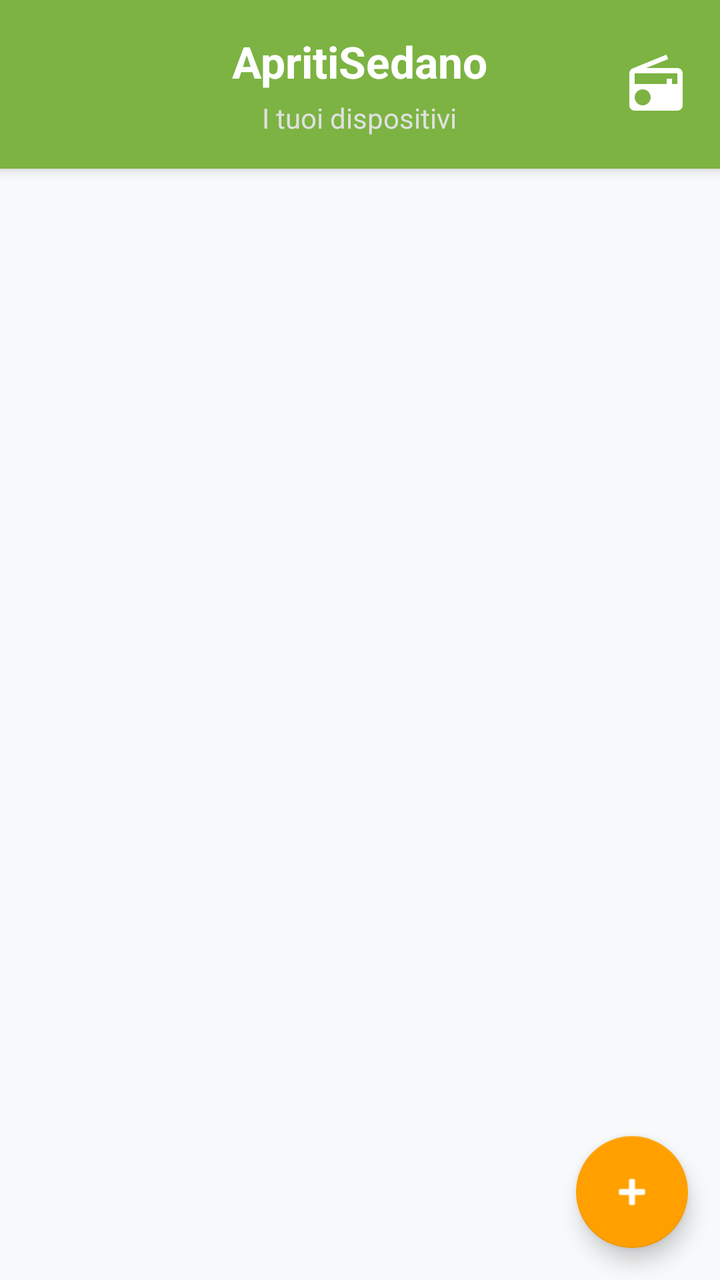
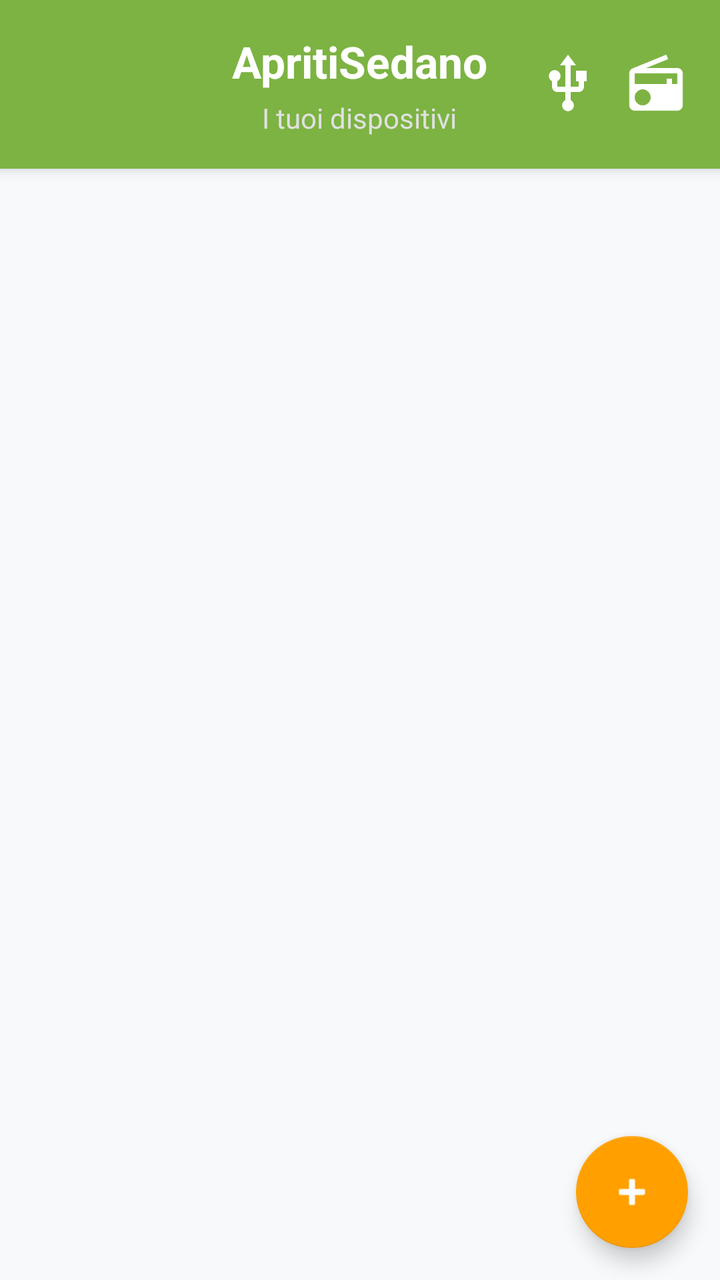

Screens rendered from an Android XML layout before and after an edit, with the pre-edit source and the edit as a unified diff.
<!-- AndroidManifest.xml: application theme Theme.ApritiSedano -->
<!-- res/layout/activity_main.xml -->
<?xml version="1.0" encoding="utf-8"?>
<androidx.coordinatorlayout.widget.CoordinatorLayout 
    xmlns:android="http://schemas.android.com/apk/res/android"
    xmlns:app="http://schemas.android.com/apk/res-auto"
    android:layout_width="match_parent"
    android:layout_height="match_parent"
    android:fitsSystemWindows="true">

    <LinearLayout
        android:layout_width="match_parent"
        android:layout_height="match_parent"
        android:orientation="vertical">

        
        <RelativeLayout
            android:layout_width="match_parent"
            android:layout_height="wrap_content"
            android:padding="16dp"
            android:background="?attr/colorPrimary"
            android:elevation="4dp">
            
            <LinearLayout
                android:layout_width="wrap_content"
                android:layout_height="wrap_content"
                android:orientation="vertical"
                android:layout_centerInParent="true"
                android:gravity="center">
                <TextView
                    android:layout_width="wrap_content"
                    android:layout_height="wrap_content"
                    android:text="@string/app_name"
                    android:textSize="22sp"
                    android:textStyle="bold"
                    android:textColor="@android:color/white" />
                    
                <TextView
                    android:layout_width="wrap_content"
                    android:layout_height="wrap_content"
                    android:text="I tuoi dispositivi"
                    android:textColor="#E0E0E0"
                    android:layout_marginTop="4dp" />
            </LinearLayout>

            <ImageView
                android:id="@+id/iv_debug_mode"
                android:layout_width="32dp"
                android:layout_height="32dp"
                android:layout_alignParentEnd="true"
                android:layout_centerVertical="true"
                android:src="@drawable/ic_radio"
                app:tint="@android:color/white"
                android:background="?attr/selectableItemBackgroundBorderless"
                android:clickable="true"
                android:focusable="true"/>
        </RelativeLayout>

        <androidx.recyclerview.widget.RecyclerView
            android:id="@+id/rv_devices"
            android:layout_width="match_parent"
            android:layout_height="match_parent"
            android:padding="8dp"
            android:clipToPadding="false" />
            
    </LinearLayout>

    <com.google.android.material.floatingactionbutton.FloatingActionButton
        android:id="@+id/fab_add_device"
        android:layout_width="wrap_content"
        android:layout_height="wrap_content"
        android:layout_gravity="bottom|end"
        android:layout_margin="16dp"
        android:src="@android:drawable/ic_input_add"
        app:tint="@android:color/white"
        android:contentDescription="Aggiungi dispositivo" />

</androidx.coordinatorlayout.widget.CoordinatorLayout>
<!-- resources referenced by this layout -->
<resources>
  <!-- drawable ic_radio (drawable) -->
  <vector xmlns:android="http://schemas.android.com/apk/res/android"
      android:width="24dp"
      android:height="24dp"
      android:viewportWidth="24"
      android:viewportHeight="24"
      android:tint="#FFFFFF">
    <path
        android:fillColor="@android:color/white"
        android:pathData="M3.24,6.15C2.51,6.43 2,7.17 2,8v12a2,2 0,0 0,2 2h16a2,2 0,0 0,2 -2V8c0,-1.11 -0.89,-2 -2,-2H8.3l8.26,-3.34L15.88,1 3.24,6.15zM7,20c-1.66,0 -3,-1.34 -3,-3s1.34,-3 3,-3 3,1.34 3,3 -1.34,3 -3,3zm13,-8h-2v-2h-2v2H4V8h16v4z"/>
  </vector>
  <string name="app_name">ApritiSedano</string>
  <style name="Theme.ApritiSedano" parent="Theme.MaterialComponents.Light.NoActionBar">
          
          <item name="colorPrimary">@color/sedano_primary</item>
          <item name="colorPrimaryVariant">@color/sedano_primary_dark</item>
          <item name="colorOnPrimary">@color/white</item>
          
          
          <item name="colorSecondary">@color/sedano_accent</item>
          <item name="colorSecondaryVariant">@color/sedano_accent</item>
          <item name="colorOnSecondary">@color/black</item>
          
          
          <item name="android:windowBackground">@color/bg_light</item>
          <item name="colorSurface">@color/surface_light</item>
          
          
          <item name="android:statusBarColor">?attr/colorPrimary</item>
          <item name="android:windowLightStatusBar">false</item>
      </style>
  <color name="sedano_primary">#7CB342</color>
  <color name="sedano_primary_dark">#558B2F</color>
  <color name="white">#FFFFFFFF</color>
  <color name="sedano_accent">#FFA000</color>
  <color name="black">#FF000000</color>
  <color name="bg_light">#F8F9FA</color>
  <color name="surface_light">#FFFFFF</color>
</resources>

<!-- the commit's change to res/layout/activity_main.xml (unified diff, before → after) -->
@@ -41,17 +41,37 @@
                     android:layout_marginTop="4dp" />
             </LinearLayout>
 
-            <ImageView
-                android:id="@+id/iv_debug_mode"
-                android:layout_width="32dp"
-                android:layout_height="32dp"
+            <LinearLayout
+                android:layout_width="wrap_content"
+                android:layout_height="wrap_content"
+                android:orientation="horizontal"
                 android:layout_alignParentEnd="true"
                 android:layout_centerVertical="true"
-                android:src="@drawable/ic_radio"
-                app:tint="@android:color/white"
-                android:background="?attr/selectableItemBackgroundBorderless"
-                android:clickable="true"
-                android:focusable="true"/>
+                android:gravity="center_vertical">
+
+                <ImageView
+                    android:id="@+id/iv_flash_cable"
+                    android:layout_width="32dp"
+                    android:layout_height="32dp"
+                    android:layout_marginEnd="12dp"
+                    android:src="@drawable/ic_usb"
+                    app:tint="@android:color/white"
+                    android:background="?attr/selectableItemBackgroundBorderless"
+                    android:clickable="true"
+                    android:focusable="true"
+                    android:contentDescription="Flash Firmware via Cavo USB" />
+
+                <ImageView
+                    android:id="@+id/iv_debug_mode"
+                    android:layout_width="32dp"
+                    android:layout_height="32dp"
+                    android:src="@drawable/ic_radio"
+                    app:tint="@android:color/white"
+                    android:background="?attr/selectableItemBackgroundBorderless"
+                    android:clickable="true"
+                    android:focusable="true"
+                    android:contentDescription="Debug BLE" />
+            </LinearLayout>
         </RelativeLayout>
 
         <androidx.recyclerview.widget.RecyclerView
<!-- resource entries referenced after the edit -->
@@ -10,6 +10,16 @@
     <path
         android:fillColor="@android:color/white"
         android:pathData="M3.24,6.15C2.51,6.43 2,7.17 2,8v12a2,2 0,0 0,2 2h16a2,2 0,0 0,2 -2V8c0,-1.11 -0.89,-2 -2,-2H8.3l8.26,-3.34L15.88,1 3.24,6.15zM7,20c-1.66,0 -3,-1.34 -3,-3s1.34,-3 3,-3 3,1.34 3,3 -1.34,3 -3,3zm13,-8h-2v-2h-2v2H4V8h16v4z"/>
+  </vector>
+  <!-- drawable ic_usb (drawable) -->
+  <vector xmlns:android="http://schemas.android.com/apk/res/android"
+      android:width="24dp"
+      android:height="24dp"
+      android:viewportWidth="24"
+      android:viewportHeight="24">
+    <path
+        android:fillColor="#FFFFFFFF"
+        android:pathData="M15,7v4h1v2h-3V5h2l-3,-4 -3,4h2v8H8v-2.07c0.7,-0.37 1.2,-1.08 1.2,-1.93 0,-1.21 -0.99,-2.2 -2.2,-2.2 -1.21,0 -2.2,0.99 -2.2,2.2 0,0.85 0.5,1.56 1.2,1.93V13c0,1.11 0.89,2 2,2h3v3.05c-0.71,0.37 -1.2,1.1 -1.2,1.95 0,1.22 0.99,2.2 2.2,2.2 1.21,0 2.2,-0.98 2.2,-2.2 0,-0.85 -0.49,-1.58 -1.2,-1.95V15h3c1.11,0 2,-0.89 2,-2v-2h1V7h-4z"/>
   </vector>
   <string name="app_name">ApritiSedano</string>
   <style name="Theme.ApritiSedano" parent="Theme.MaterialComponents.Light.NoActionBar">
